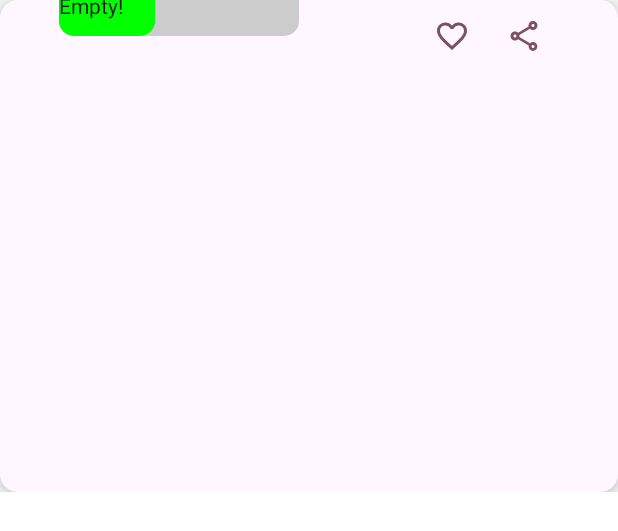
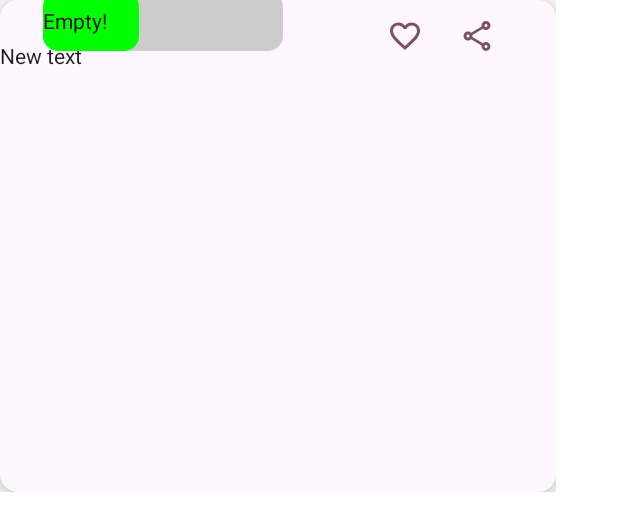
Before and after one commit to cristiangranero90/juntas-mobile, an Android app built with Jetpack Compose: the @Preview function TripCardPreview, on a phone screen of 412 x 824 dp. Shown: the top 531 px of the screen. Run offline under Robolectric (Android 15) with nearby library versions, the phone set to English and light mode, and no system bars.

Commit message:
trip screen has now the trip information and trip cards

```diff
--- a/app/src/main/java/com/juntas/juntas_app/MainActivity.kt
+++ b/app/src/main/java/com/juntas/juntas_app/MainActivity.kt
@@ -13,6 +13,8 @@ import androidx.compose.runtime.Composable
 import androidx.compose.ui.Modifier
 import androidx.compose.ui.tooling.preview.Preview
 import com.juntas.juntas_app.shared_components.Navigation
+import com.juntas.juntas_app.trip_screen.presentation.TripScreen
+import com.juntas.juntas_app.trip_screen.presentation.components.TripCard
 import com.juntas.juntas_app.ui.theme.JuntasAppTheme
 import dagger.hilt.android.AndroidEntryPoint
 
@@ -31,8 +33,8 @@ class MainActivity : ComponentActivity() {
                     //JourneyScreen({})
                     //PreferenceScreen(onBackClicked = { /*TODO*/ })
                     //ManyDialog(onDismiss = { /*TODO*/ })
-                    Navigation()
-                    //TripCard(onCardClick = {})
+                    //Navigation()
+                    TripScreen()
                     //SearchingDialog(onDismiss = { /*TODO*/ })
                 }
             }
--- a/app/src/main/java/com/juntas/juntas_app/trip_screen/components/TripCard.kt
+++ /dev/null
@@ -1,54 +0,0 @@
-package com.juntas.juntas_app.trip_screen.components
-
-import androidx.compose.foundation.layout.Arrangement
-import androidx.compose.foundation.layout.Column
-import androidx.compose.foundation.layout.fillMaxWidth
-import androidx.compose.foundation.layout.height
-import androidx.compose.material3.Card
-import androidx.compose.material3.CardDefaults
-import androidx.compose.material3.ExperimentalMaterial3Api
-import androidx.compose.material3.MaterialTheme
-import androidx.compose.runtime.Composable
-import androidx.compose.ui.Modifier
-import androidx.compose.ui.tooling.preview.Preview
-import androidx.compose.ui.unit.dp
-
-@OptIn(ExperimentalMaterial3Api::class)
-@Composable
-fun TripCard(
-    onCardClick: (Int) -> Unit ,
-    modifier: Modifier = Modifier
-) {
-    Card(
-        onClick = { /*TODO*/ },
-        modifier = modifier
-            .height(328.dp)
-            .fillMaxWidth(),
-        colors = CardDefaults.cardColors(
-            containerColor = MaterialTheme.colorScheme.background,
-            contentColor = MaterialTheme.colorScheme.onBackground
-        ),
-        elevation = CardDefaults.cardElevation(
-            defaultElevation = 10.dp,
-            pressedElevation = 2.dp,
-            focusedElevation = 12.dp
-        )
-    ) {
-        Column(
-            modifier = Modifier.fillMaxWidth(),
-            verticalArrangement = Arrangement.SpaceBetween
-        ) {
-            TopCard(
-                onFavouritesClicked = { /*TODO*/ } ,
-                onShareClicked = { /*TODO*/ } ,
-                spaceQuantity = 3
-            )
-        }
-    }
-}
-
-@Composable
-@Preview(showBackground = true)
-fun TripCardPreview() {
-    TripCard({})
-}
--- a/app/src/main/java/com/juntas/juntas_app/trip_screen/components/TopCard.kt
+++ b/app/src/main/java/com/juntas/juntas_app/trip_screen/presentation/components/TopCard.kt
@@ -1,4 +1,4 @@
-package com.juntas.juntas_app.trip_screen.components
+package com.juntas.juntas_app.trip_screen.presentation.components
 
 import androidx.compose.foundation.background
 import androidx.compose.foundation.layout.Arrangement
@@ -59,7 +59,7 @@ fun TopCard(
         ) {
         Box(
             modifier
-                .offset(y = (-20).dp)
+                .offset(y = (-10).dp)
                 .background(Color.LightGray , shape = RoundedCornerShape(10.dp))
                 .width(160.dp)
                 .height(39.dp),
--- /dev/null
+++ b/app/src/main/java/com/juntas/juntas_app/trip_screen/presentation/components/TripCard.kt
@@ -0,0 +1,74 @@
+package com.juntas.juntas_app.trip_screen.presentation.components
+
+import androidx.compose.foundation.background
+import androidx.compose.foundation.layout.Arrangement
+import androidx.compose.foundation.layout.Box
+import androidx.compose.foundation.layout.Column
+import androidx.compose.foundation.layout.fillMaxWidth
+import androidx.compose.foundation.layout.height
+import androidx.compose.foundation.layout.padding
+import androidx.compose.material3.Card
+import androidx.compose.material3.CardDefaults
+import androidx.compose.material3.ExperimentalMaterial3Api
+import androidx.compose.material3.MaterialTheme
+import androidx.compose.material3.Text
+import androidx.compose.runtime.Composable
+import androidx.compose.ui.Alignment
+import androidx.compose.ui.Modifier
+import androidx.compose.ui.draw.shadow
+import androidx.compose.ui.tooling.preview.Preview
+import androidx.compose.ui.unit.dp
+
+@OptIn(ExperimentalMaterial3Api::class)
+@Composable
+fun TripCard(
+    onCardClick: (Int) -> Unit ,
+    modifier: Modifier = Modifier
+) {
+    Box(
+        modifier = Modifier
+            .fillMaxWidth(0.9f),
+        contentAlignment = Alignment.TopCenter
+    ) {
+        Card(
+            onClick = { /*TODO*/ },
+            modifier = modifier
+                .height(328.dp)
+                .fillMaxWidth(),
+            colors = CardDefaults.cardColors(
+                containerColor = MaterialTheme.colorScheme.background,
+                contentColor = MaterialTheme.colorScheme.onBackground,
+            ),
+            elevation = CardDefaults.cardElevation(
+                defaultElevation = 10.dp,
+                pressedElevation = 2.dp,
+                focusedElevation = 12.dp
+            ),
+            ) {
+                Column(
+                   modifier = Modifier
+                        .fillMaxWidth()
+                        .padding(top = 30.dp),
+                    verticalArrangement = Arrangement.SpaceBetween,
+                ) {
+                    Text(text = "New text")
+                }
+            }
+        Column(
+            modifier = Modifier
+                .fillMaxWidth() ,
+        ) {
+            TopCard(
+                onFavouritesClicked = { /*TODO*/ } ,
+                onShareClicked = { /*TODO*/ } ,
+                spaceQuantity = 3
+            )
+        }
+    }
+}
+
+@Composable
+@Preview(showBackground = true)
+fun TripCardPreview() {
+    TripCard({})
+}
```
Also changed, not shown: app/src/main/java/com/juntas/juntas_app/trip_screen/TripScreen.kt (deleted, +0 -19 lines), app/src/main/java/com/juntas/juntas_app/trip_screen/presentation/TripScreen.kt (added, +98 -0 lines).
